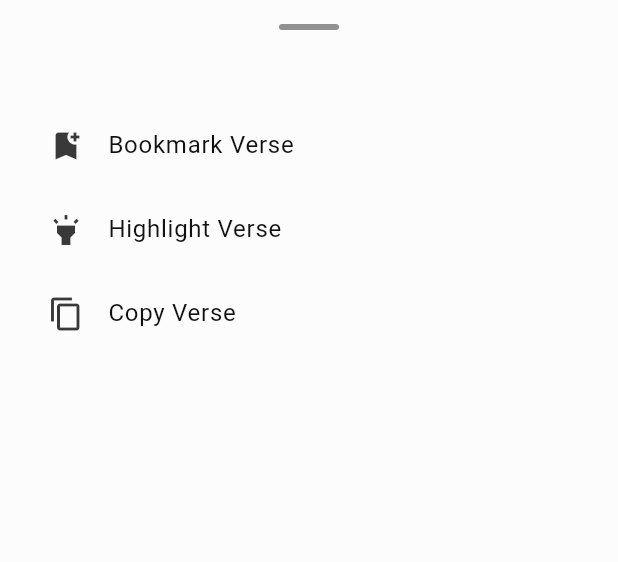
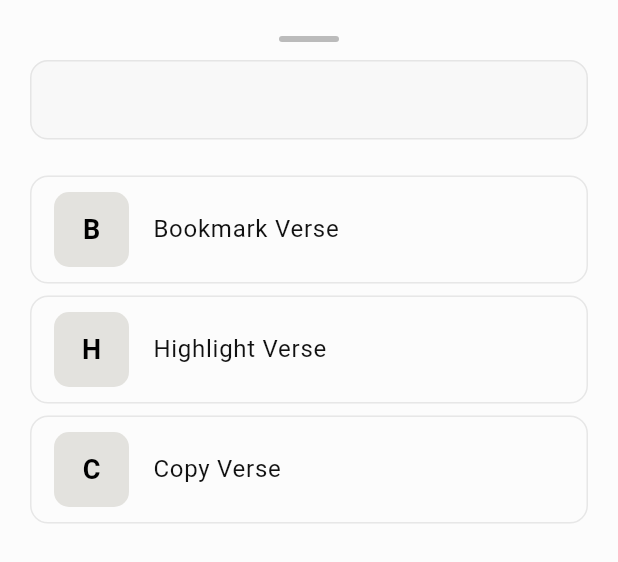
Before and after one commit to ika/Galatians, a Flutter app: the BottomSheetWidget widget shown alone on an empty page, opened directly with empty values, on a phone screen of 412 x 824 dp. Shown: the top 562 px of the screen. Run offline on Flutter 3.47's test engine with Material 3 defaults, Android fonts, the phone set to English and light mode, and no system bars; our stand-ins replace flutter_bloc, flutter_html, hydrated_bloc, scrollable_positioned_list, share_plus, sqflite and 1 more; missing offline and left inert: sqlite3; accounts and stored records are empty; project files that could hold a hidden picture were left out.

Commit message:
Update bottom sheet design, fix ListTile ink splashes, and upgrade dependencies
Co-authored-by: Junie <junie@jetbrains.com>

```diff
--- a/analysis_options.yaml
+++ b/analysis_options.yaml
@@ -7,6 +7,11 @@
 
 # The following line activates a set of recommended lints for Flutter apps,
 # packages, and plugins designed to encourage good coding practices.
+analyzer:
+  exclude:
+    - build/**
+    - android/**
+    - linux/**
 include: package:flutter_lints/flutter.yaml
 
 linter:
--- a/lib/main/bottom.dart
+++ b/lib/main/bottom.dart
@@ -13,14 +13,20 @@ class BottomSheetWidget extends StatelessWidget {
   @override
   Widget build(BuildContext context) {
     final mq = MediaQuery.of(context);
+    final theme = Theme.of(context);
+    final colorScheme = theme.colorScheme;
+    //final scaffoldMessenger = ScaffoldMessenger.of(context);
+    const tileContentPadding = EdgeInsets.symmetric(
+      horizontal: 16,
+      vertical: 8,
+    );
+    const leadingSize = 50.0;
 
     return SafeArea(
       top: false, // keep top area if you prefer
       child: Container(
         // Limit height so the sheet won't overflow the screen
-        constraints: BoxConstraints(
-          maxHeight: mq.size.height * 0.9,
-        ),
+        constraints: BoxConstraints(maxHeight: mq.size.height * 0.9),
         // Add background & shape consistent with modal sheet
         decoration: BoxDecoration(
           color: Theme.of(context).canvasColor,
@@ -37,64 +43,118 @@ class BottomSheetWidget extends StatelessWidget {
               crossAxisAlignment: CrossAxisAlignment.stretch,
               children: [
                 // Drag handle
-                Center(
-                  child: Container(
-                    width: 40,
-                    height: 4,
-                    margin: const EdgeInsets.only(bottom: 12),
-                    decoration: BoxDecoration(
-                      color: Theme.of(context).dividerColor,
-                      borderRadius: BorderRadius.circular(2),
+                const _BottomSheetDragHandle(),
+                Card(
+                  elevation: 0,
+                  shape: RoundedRectangleBorder(
+                    borderRadius: BorderRadius.circular(12),
+                    side: BorderSide(
+                      color: colorScheme.outlineVariant.withValues(alpha: 0.5),
+                    ),
+                  ),
+                  child: Padding(
+                    padding: const EdgeInsets.all(16),
+                    child: Text(
+                      model.text,
+                      textAlign: TextAlign.center,
+                      style: TextStyle(
+                        fontSize: 14,
+                        color: colorScheme.onSurfaceVariant,
                       ),
                     ),
                   ),
-
-                // Title / content
-                // Text(
-                //   'Item ${model.id}',
-                //   style: Theme.of(context).textTheme.titleLarge,
+                ),
+                const SizedBox(height: 16),
+                // ListTile(
+                //   leading: const Icon(Icons.bookmark_add),
+                //   title: const Text('Bookmark Verse'),
+                //   onTap: () async {
+                //     Navigator.pop(context);
+                //     Cache bookModel =
+                //         Cache(id: model.id, text: model.text, code: 1);
+                //     cacheQueries.doesCacheEntryExist(model.id!).then(
+                //       (value) {
+                //         if (context.mounted) {
+                //           if (value < 1) {
+                //             var futureReturn =
+                //                 cacheQueries.saveCacheEntry(bookModel);
+                //             futureReturn.then((_) {
+                //               onReturnSuccess();
+                //               Future.delayed(
+                //                 Duration(microseconds: Globals.navigatorDelay),
+                //                 () {
+                //                   if (context.mounted) {
+                //                     ScaffoldMessenger.of(context).showSnackBar(
+                //                       SnackBar(
+                //                         content: Text('Bookmark Added'),
+                //                       ),
+                //                     );
+                //                   }
+                //                 },
+                //               );
+                //             });
+                //           } else {
+                //             Future.delayed(
+                //               Duration(microseconds: Globals.navigatorDelay),
+                //               () {
+                //                 if (context.mounted) {
+                //                   ScaffoldMessenger.of(context).showSnackBar(
+                //                     SnackBar(
+                //                       content: Text('Bookmark Already Exists'),
+                //                     ),
+                //                   );
+                //                 }
+                //               },
+                //             );
+                //           }
+                //         }
+                //       },
+                //     );
+                //   },
                 // ),
-                // const SizedBox(height: 8),
-
-                // Example body - replace with your actual content widgets
-                Text(model.text),
-                const SizedBox(height: 16),
-
-                // Actions - wrap in Row with Flexible to avoid overflow
-                // Row(
-                //   children: [
-                //     Expanded(
-                //       child: ElevatedButton(
-                //         onPressed: () {
-                //           // example action
-                //           onReturnSuccess();
-                //           Navigator.of(context).pop();
-                //         },
-                //         child: const Text('Save'),
-                //       ),
-                //     ),
-                //     const SizedBox(width: 12),
-                //     Expanded(
-                //       child: OutlinedButton(
-                //         onPressed: () => Navigator.of(context).pop(),
-                //         child: const Text('Cancel'),
-                //       ),
-                //     ),
-                //   ],
-                // ),
-                ListTile(
-                  leading: const Icon(Icons.bookmark_add),
-                  title: const Text('Bookmark Verse'),
+                Card(
+                  elevation: 0,
+                  shape: RoundedRectangleBorder(
+                    borderRadius: BorderRadius.circular(12),
+                    side: BorderSide(
+                      color: colorScheme.outlineVariant.withValues(alpha: 0.5),
+                    ),
+                  ),
+                  child: Material(
+                    child: ListTile(
+                      contentPadding: tileContentPadding,
+                      leading: Container(
+                        width: leadingSize,
+                        height: leadingSize,
+                        decoration: BoxDecoration(
+                          color: colorScheme.primaryContainer,
+                          borderRadius: BorderRadius.circular(10),
+                        ),
+                        child: Center(
+                          child: Text(
+                            'B',
+                            style: TextStyle(
+                              color: colorScheme.onPrimaryContainer,
+                              fontWeight: FontWeight.bold,
+                              fontSize: 18,
+                            ),
+                          ),
+                        ),
+                      ),
+                      title: Text('Bookmark Verse'),
                       onTap: () async {
                         Navigator.pop(context);
-                    Cache bookModel =
-                        Cache(id: model.id, text: model.text, code: 1);
-                    cacheQueries.doesCacheEntryExist(model.id!).then(
-                      (value) {
+                        Cache bookModel = Cache(
+                          id: model.id,
+                          text: model.text,
+                          code: 1,
+                        );
+                        cacheQueries.doesCacheEntryExist(model.id!).then((value) {
                           if (context.mounted) {
                             if (value < 1) {
-                            var futureReturn =
-                                cacheQueries.saveCacheEntry(bookModel);
+                              var futureReturn = cacheQueries.saveCacheEntry(
+                                bookModel,
+                              );
                               futureReturn.then((_) {
                                 onReturnSuccess();
                                 Future.delayed(
@@ -102,9 +162,7 @@ class BottomSheetWidget extends StatelessWidget {
                                   () {
                                     if (context.mounted) {
                                       ScaffoldMessenger.of(context).showSnackBar(
-                                      SnackBar(
-                                        content: Text('Bookmark Added'),
-                                      ),
+                                        SnackBar(content: Text('Bookmark Added')),
                                       );
                                     }
                                   },
@@ -125,23 +183,54 @@ class BottomSheetWidget extends StatelessWidget {
                               );
                             }
                           }
-                      },
-                    );
+                        });
                       },
                     ),
-                ListTile(
-                  leading: const Icon(Icons.highlight),
-                  title: const Text('Highlight Verse'),
+                  ),
+                ),
+                Card(
+                  elevation: 0,
+                  shape: RoundedRectangleBorder(
+                    borderRadius: BorderRadius.circular(12),
+                    side: BorderSide(
+                      color: colorScheme.outlineVariant.withValues(alpha: 0.5),
+                    ),
+                  ),
+                  child: Material(
+                    child: ListTile(
+                      contentPadding: tileContentPadding,
+                      leading: Container(
+                        width: leadingSize,
+                        height: leadingSize,
+                        decoration: BoxDecoration(
+                          color: colorScheme.primaryContainer,
+                          borderRadius: BorderRadius.circular(10),
+                        ),
+                        child: Center(
+                          child: Text(
+                            'H',
+                            style: TextStyle(
+                              color: colorScheme.onPrimaryContainer,
+                              fontWeight: FontWeight.bold,
+                              fontSize: 18,
+                            ),
+                          ),
+                        ),
+                      ),
+                      title: Text('Highlight Verse'),
                       onTap: () async {
                         Navigator.pop(context);
-                    Cache bookModel =
-                        Cache(id: model.id, text: model.text, code: 2);
-                    cacheQueries.doesCacheEntryExist(model.id!).then(
-                      (value) {
+                        Cache bookModel = Cache(
+                          id: model.id,
+                          text: model.text,
+                          code: 2,
+                        );
+                        cacheQueries.doesCacheEntryExist(model.id!).then((value) {
                           if (context.mounted) {
                             if (value < 1) {
-                            var futureReturn =
-                                cacheQueries.saveCacheEntry(bookModel);
+                              var futureReturn = cacheQueries.saveCacheEntry(
+                                bookModel,
+                              );
                               futureReturn.then((_) {
                                 onReturnSuccess();
                                 Future.delayed(
@@ -172,13 +261,41 @@ class BottomSheetWidget extends StatelessWidget {
                               );
                             }
                           }
-                      },
-                    );
+                        });
                       },
                     ),
-                ListTile(
-                  leading: const Icon(Icons.copy),
-                  title: const Text('Copy Verse'),
+                  ),
+                ),
+                Card(
+                  elevation: 0,
+                  shape: RoundedRectangleBorder(
+                    borderRadius: BorderRadius.circular(12),
+                    side: BorderSide(
+                      color: colorScheme.outlineVariant.withValues(alpha: 0.5),
+                    ),
+                  ),
+                  child: Material(
+                    child: ListTile(
+                      contentPadding: tileContentPadding,
+                      leading: Container(
+                        width: leadingSize,
+                        height: leadingSize,
+                        decoration: BoxDecoration(
+                          color: colorScheme.primaryContainer,
+                          borderRadius: BorderRadius.circular(10),
+                        ),
+                        child: Center(
+                          child: Text(
+                            'C',
+                            style: TextStyle(
+                              color: colorScheme.onPrimaryContainer,
+                              fontWeight: FontWeight.bold,
+                              fontSize: 18,
+                            ),
+                          ),
+                        ),
+                      ),
+                      title: Text('Copy Verse'),
                       onTap: () async {
                         final copyText = <String>[model.text];
 
@@ -187,24 +304,22 @@ class BottomSheetWidget extends StatelessWidget {
 
                         Clipboard.setData(
                           ClipboardData(text: sb.toString()),
-                    ).then(
-                      (_) {
+                        ).then((_) {
                           Future.delayed(
                             Duration(milliseconds: Globals.navigatorLongDelay),
                             () {
                               if (context.mounted) {
                                 ScaffoldMessenger.of(context).showSnackBar(
-                                SnackBar(
-                                  content: Text('Text Copied'),
-                                ),
+                                  SnackBar(content: Text('Text Copied')),
                                 );
                               }
                             },
                           );
+                        });
                       },
-                    );
-                  },
-                )
+                    ),
+                  ),
+                ),
               ],
             ),
           ),
--- a/lib/main/page.dart
+++ b/lib/main/page.dart
@@ -19,7 +19,7 @@ part 'bottom.dart';
 
 part 'drawer.dart';
 
-// Revelation
+// Galatians
 
 class MainPage extends StatefulWidget {
   const MainPage({super.key});
@@ -219,4 +219,28 @@ class MainPageState extends State<MainPage> {
       }
     }
   }
+
 }
+
+  class _BottomSheetDragHandle extends StatelessWidget {
+    const _BottomSheetDragHandle();
+
+    @override
+    Widget build(BuildContext context) {
+      return Column(
+        children: [
+          const SizedBox(height: 8),
+          Container(
+            width: 40,
+            height: 4,
+            decoration: BoxDecoration(
+              color: Colors.black26,
+              borderRadius: BorderRadius.circular(2),
+            ),
+          ),
+          const SizedBox(height: 8),
+        ],
+      );
+    }
+
+}
--- a/pubspec.yaml
+++ b/pubspec.yaml
@@ -29,7 +29,7 @@ dependencies:
     sdk: flutter
   # The following adds the Cupertino Icons font to your application.
   # Use with the CupertinoIcons class for iOS style icons.
-  cupertino_icons: ^1.0.8
+  cupertino_icons: ^2.0.0
   sqflite: ^2.4.2
   flutter_bloc: ^9.1.1
   hydrated_bloc: ^11.0.0
@@ -39,6 +39,7 @@ dependencies:
   share_plus: ^13.1.0
   sqflite_common_ffi: ^2.4.0
   flutter_html: ^3.0.0
+  html: ">=0.15.0 <0.15.7"
 dev_dependencies:
   flutter_test:
     sdk: flutter
```
Also changed, not shown: pubspec.lock. Lines whose indentation alone changed are shown as unchanged.
